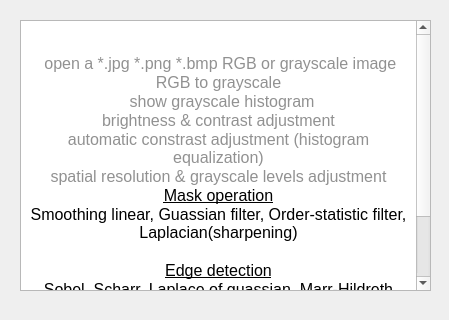
Old version of the form aboutdialog.ui in the repository r05522814/Image_processing.
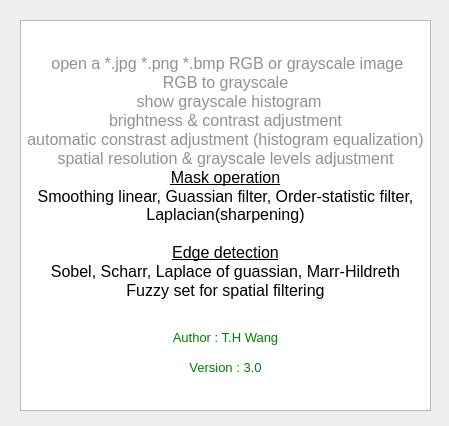
New version of the form.

Patch:
```diff
--- a/aboutdialog.ui
+++ b/aboutdialog.ui
@@ -7,7 +7,7 @@
     <x>0</x>
     <y>0</y>
     <width>449</width>
-    <height>320</height>
+    <height>426</height>
    </rect>
   </property>
   <property name="windowTitle">
@@ -19,7 +19,7 @@
      <x>20</x>
      <y>20</y>
      <width>411</width>
-     <height>271</height>
+     <height>391</height>
     </rect>
    </property>
    <property name="html">
@@ -40,11 +40,12 @@
 &lt;p align=&quot;center&quot; style=&quot;-qt-paragraph-type:empty; margin-top:0px; margin-bottom:0px; margin-left:0px; margin-right:0px; -qt-block-indent:0; text-indent:0px; font-family:'Times New Roman,serif'; font-size:12pt; color:#000000;&quot;&gt;&lt;br /&gt;&lt;/p&gt;
 &lt;p align=&quot;center&quot; style=&quot; margin-top:0px; margin-bottom:0px; margin-left:0px; margin-right:0px; -qt-block-indent:0; text-indent:0px;&quot;&gt;&lt;span style=&quot; font-family:'Times New Roman,serif'; font-size:12pt; text-decoration: underline; color:#000000;&quot;&gt;Edge detection&lt;/span&gt;&lt;/p&gt;
 &lt;p align=&quot;center&quot; style=&quot; margin-top:0px; margin-bottom:0px; margin-left:0px; margin-right:0px; -qt-block-indent:0; text-indent:0px;&quot;&gt;&lt;span style=&quot; font-family:'Times New Roman,serif'; font-size:12pt;&quot;&gt;Sobel, Scharr, Laplace of guassian, Marr-Hildreth&lt;/span&gt;&lt;/p&gt;
+&lt;p align=&quot;center&quot; style=&quot; margin-top:0px; margin-bottom:0px; margin-left:0px; margin-right:0px; -qt-block-indent:0; text-indent:0px;&quot;&gt;&lt;span style=&quot; font-family:'Times New Roman,serif'; font-size:12pt;&quot;&gt;Fuzzy set for spatial filtering&lt;/span&gt;&lt;/p&gt;
 &lt;p align=&quot;center&quot; style=&quot;-qt-paragraph-type:empty; margin-top:0px; margin-bottom:0px; margin-left:0px; margin-right:0px; -qt-block-indent:0; text-indent:0px; font-family:'Courier New'; font-size:10pt;&quot;&gt;&lt;br /&gt;&lt;/p&gt;
 &lt;p align=&quot;center&quot; style=&quot;-qt-paragraph-type:empty; margin-top:0px; margin-bottom:0px; margin-left:0px; margin-right:0px; -qt-block-indent:0; text-indent:0px; font-family:'Courier New'; font-size:10pt;&quot;&gt;&lt;br /&gt;&lt;/p&gt;
 &lt;p align=&quot;center&quot; style=&quot; margin-top:0px; margin-bottom:0px; margin-left:0px; margin-right:0px; -qt-block-indent:0; text-indent:0px;&quot;&gt;&lt;span style=&quot; font-family:'Courier New'; font-size:10pt; color:#008000;&quot;&gt;Author : T.H Wang&lt;/span&gt;&lt;/p&gt;
 &lt;p align=&quot;center&quot; style=&quot;-qt-paragraph-type:empty; margin-top:0px; margin-bottom:0px; margin-left:0px; margin-right:0px; -qt-block-indent:0; text-indent:0px; font-family:'Courier New'; font-size:10pt;&quot;&gt;&lt;br /&gt;&lt;/p&gt;
-&lt;p align=&quot;center&quot; style=&quot; margin-top:0px; margin-bottom:0px; margin-left:0px; margin-right:0px; -qt-block-indent:0; text-indent:0px;&quot;&gt;&lt;span style=&quot; font-family:'Courier New'; font-size:10pt; color:#008000;&quot;&gt;Version : 2.0&lt;/span&gt;&lt;/p&gt;&lt;/body&gt;&lt;/html&gt;</string>
+&lt;p align=&quot;center&quot; style=&quot; margin-top:0px; margin-bottom:0px; margin-left:0px; margin-right:0px; -qt-block-indent:0; text-indent:0px;&quot;&gt;&lt;span style=&quot; font-family:'Courier New'; font-size:10pt; color:#008000;&quot;&gt;Version : 3.0&lt;/span&gt;&lt;/p&gt;&lt;/body&gt;&lt;/html&gt;</string>
    </property>
   </widget>
  </widget>
```
Left out of the diff: 2 changed lines with no effect on the pictures.
